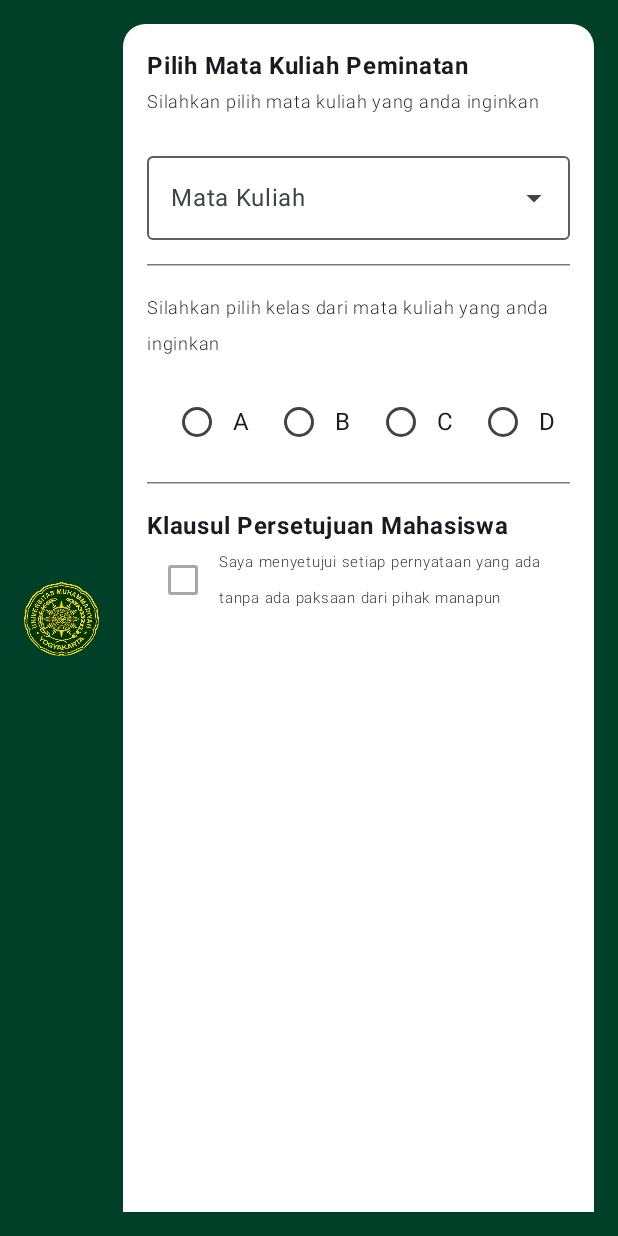
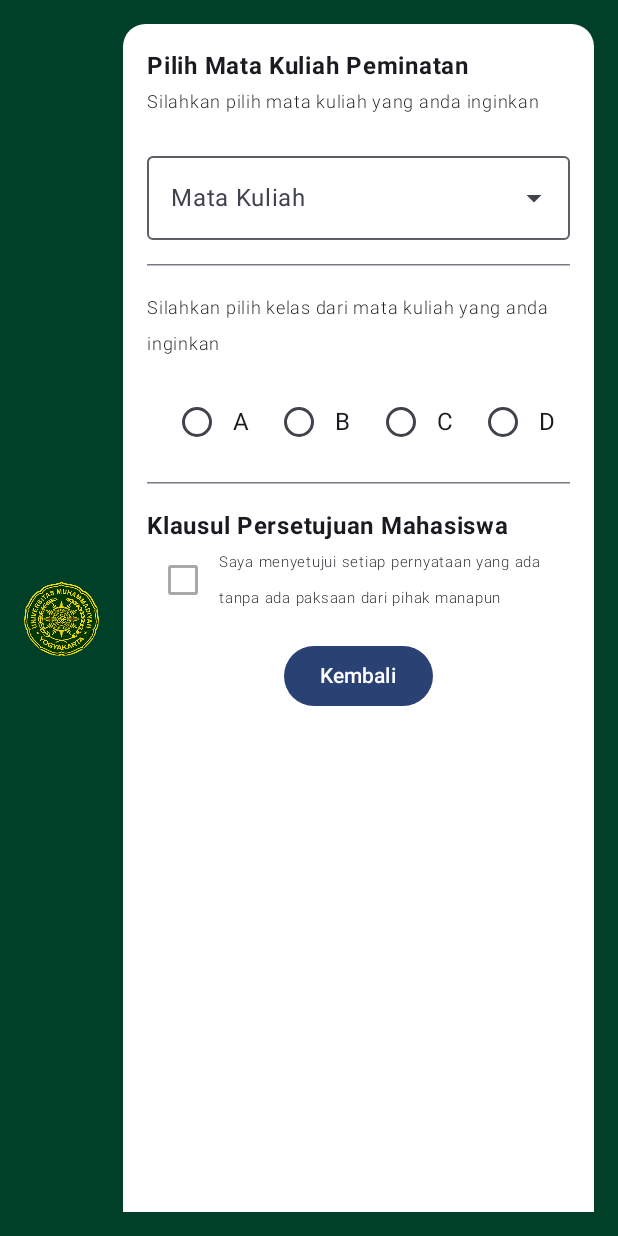
Before and after one commit to mddhafa/Quest6_064, an Android app built with Jetpack Compose: the composable RencanaStudyView shown on its own in the app's theme, on a phone screen of 412 x 824 dp. Run offline under Robolectric (Android 15) with nearby library versions, the phone set to English and light mode, and no system bars.

Commit message:
membuat button back untuk kembali

```diff
--- a/app/src/main/java/com/example/minggu7/ui/screen/RencanaStudyView.kt
+++ b/app/src/main/java/com/example/minggu7/ui/screen/RencanaStudyView.kt
@@ -13,6 +13,7 @@ import androidx.compose.foundation.layout.padding
 import androidx.compose.foundation.layout.size
 import androidx.compose.foundation.shape.CircleShape
 import androidx.compose.foundation.shape.RoundedCornerShape
+import androidx.compose.material3.Button
 import androidx.compose.material3.Checkbox
 import androidx.compose.material3.HorizontalDivider
 import androidx.compose.material3.RadioButton
@@ -156,7 +157,9 @@ fun RencanaStudyView(
                     Row (modifier = Modifier.fillMaxWidth(),
                         horizontalArrangement = Arrangement.SpaceEvenly
                     ){
-
+                        Button(onClick =  { onBackButtonClicked()}){
+                            Text(text = "Kembali")
+                        }
                     }
                 }
 
```
